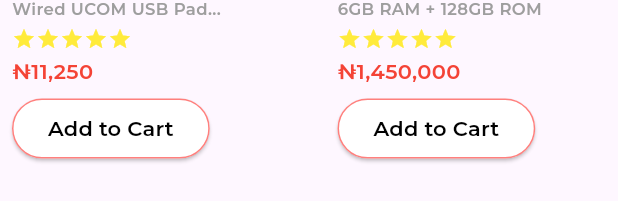
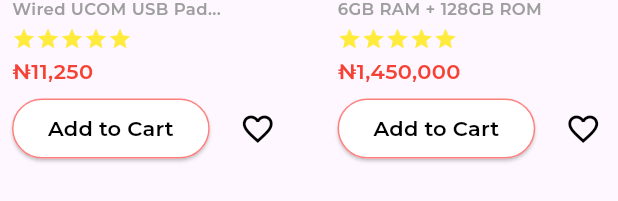
Before and after one commit to Kellytomi/malltiverse, a Flutter app: the ProductSection widget shown alone on an empty page, opened directly, after a tap on "Add to Cart", on a phone screen of 412 x 824 dp. Shown: the part 347-548 px from the top of the screen. Run offline on Flutter 3.47's test engine with Material 3 defaults, Android fonts, the phone set to English and light mode, and no system bars; our stand-ins replace badges, lottie; project files that could hold a hidden picture were left out.

Commit message:
added wishlist page

```diff
--- a/lib/cart_page.dart
+++ b/lib/cart_page.dart
@@ -1,7 +1,7 @@
 // cart_page.dart
 import 'package:flutter/material.dart';
 import 'package:provider/provider.dart';
-import 'product.dart';
+import 'products.dart';
 import 'cart_provider.dart';
 import 'package:intl/intl.dart';
 
--- a/lib/cart_provider.dart
+++ b/lib/cart_provider.dart
@@ -1,6 +1,6 @@
 // cart_provider.dart
 import 'package:flutter/material.dart';
-import 'product.dart';
+import 'products.dart';
 
 class CartProvider with ChangeNotifier {
   final Map<Product, int> _cartItems = {};
--- a/lib/custom_nav_bar.dart
+++ b/lib/custom_nav_bar.dart
@@ -34,15 +34,16 @@ class CustomNavBar extends StatelessWidget {
       child: Row(
         mainAxisAlignment: MainAxisAlignment.spaceAround,
         children: [
-          _buildNavBarItem(0, 'assets/icons/home.png'),
-          _buildNavBarItem(1, 'assets/icons/cart1.png', showCounter: true),
-          _buildNavBarItem(2, 'assets/icons/checkout1.png'),
+          _buildNavBarItem(context, 0, 'assets/icons/home.png'),
+          _buildNavBarItem(context, 1, 'assets/icons/cart1.png', showCounter: true),
+          _buildNavBarItem(context, 2, 'assets/icons/checkout1.png'),
+          _buildNavBarItem(context, 3, 'assets/icons/profile.png'),  // Update index for profile icon
         ],
       ),
     );
   }
 
-  Widget _buildNavBarItem(int index, String assetPath, {bool showCounter = false}) {
+  Widget _buildNavBarItem(BuildContext context, int index, String assetPath, {bool showCounter = false}) {
     return GestureDetector(
       onTap: () => onItemTapped(index),
       child: Stack(
--- a/lib/home_page.dart
+++ b/lib/home_page.dart
@@ -1,8 +1,8 @@
-// home_page.dart
 import 'package:flutter/material.dart';
 import 'package:provider/provider.dart';
-import 'product.dart';
+import 'products.dart';  // Ensure the correct import path for products.dart
 import 'cart_provider.dart';
+import 'saved_items_provider.dart';  // Import the SavedItemsProvider
 
 class HomePage extends StatelessWidget {
   const HomePage({super.key});
@@ -153,11 +153,13 @@ class ProductSection extends StatelessWidget {
   @override
   Widget build(BuildContext context) {
     final cartProvider = Provider.of<CartProvider>(context);
+    final savedItemsProvider = Provider.of<SavedItemsProvider>(context);
 
     return SingleChildScrollView(
       scrollDirection: Axis.horizontal,
       child: Row(
         children: products.map((product) {
+          final isSaved = savedItemsProvider.isSaved(product);
           return Padding(
             padding: const EdgeInsets.symmetric(horizontal: 8.0),
             child: Column(
@@ -190,6 +192,8 @@ class ProductSection extends StatelessWidget {
                 const SizedBox(height: 4),
                 Text(product.price, style: const TextStyle(fontFamily: 'Montserrat', fontWeight: FontWeight.w400, color: Colors.red)),
                 const SizedBox(height: 4),
+                Row(
+                  children: [
                     ElevatedButton(
                       onPressed: () {
                         cartProvider.addItemToCart(product);
@@ -201,6 +205,22 @@ class ProductSection extends StatelessWidget {
                       ),
                       child: const Text('Add to Cart', style: TextStyle(fontFamily: 'Montserrat', fontWeight: FontWeight.w400)),
                     ),
+                    const SizedBox(width: 8),
+                    IconButton(
+                      icon: Icon(
+                        isSaved ? Icons.favorite : Icons.favorite_border,
+                        color: isSaved ? Colors.red : Colors.black,
+                      ),
+                      onPressed: () {
+                        if (isSaved) {
+                          savedItemsProvider.removeItemFromSaved(product);
+                        } else {
+                          savedItemsProvider.addItemToSaved(product);
+                        }
+                      },
+                    ),
+                  ],
+                ),
               ],
             ),
           );
--- a/lib/main.dart
+++ b/lib/main.dart
@@ -1,4 +1,3 @@
-// main.dart
 import 'package:flutter/material.dart';
 import 'package:provider/provider.dart';
 import 'home_page.dart';
@@ -8,11 +7,16 @@ import 'payment_page.dart';
 import 'payment_success_page.dart';
 import 'custom_nav_bar.dart';
 import 'cart_provider.dart';
+import 'profile_page.dart';
+import 'saved_items_provider.dart';  // Import the SavedItemsProvider
 
 void main() {
   runApp(
-    ChangeNotifierProvider(
-      create: (context) => CartProvider(),
+    MultiProvider(
+      providers: [
+        ChangeNotifierProvider(create: (context) => CartProvider()),
+        ChangeNotifierProvider(create: (context) => SavedItemsProvider()),  // Provide the SavedItemsProvider
+      ],
       child: const MyApp(),
     ),
   );
@@ -35,6 +39,7 @@ class MyApp extends StatelessWidget {
         '/checkout': (context) => const MainPage(selectedIndex: 2),
         '/payment': (context) => const PaymentPage(),
         '/payment_success': (context) => const PaymentSuccessPage(),
+        '/profile': (context) => const MainPage(selectedIndex: 3),  // Add profile route
       },
     );
   }
@@ -57,6 +62,7 @@ class _MainPageState extends State<MainPage> {
     const HomePage(),
     const CartPage(),
     const CheckoutPage(),
+    const ProfilePage(), // Add ProfilePage to the pages list
   ];
 
   @override
@@ -94,7 +100,9 @@ class _MainPageState extends State<MainPage> {
         title: Text(
           _selectedIndex == 0
               ? 'Product List'
-              : (_selectedIndex == 1 ? 'My Cart' : 'Checkout'),
+              : (_selectedIndex == 1
+                  ? 'My Cart'
+                  : (_selectedIndex == 2 ? 'Checkout' : 'Profile')),
           style: const TextStyle(
             color: Colors.black,
             fontSize: 20,
--- /dev/null
+++ b/lib/saved_items_provider.dart
@@ -0,0 +1,22 @@
+import 'package:flutter/material.dart';
+import 'products.dart';  // Ensure this import path is correct
+
+class SavedItemsProvider with ChangeNotifier {
+  final List<Product> _savedItems = [];
+
+  List<Product> get savedItems => _savedItems;
+
+  void addItemToSaved(Product product) {
+    _savedItems.add(product);
+    notifyListeners();
+  }
+
+  void removeItemFromSaved(Product product) {
+    _savedItems.remove(product);
+    notifyListeners();
+  }
+
+  bool isSaved(Product product) {
+    return _savedItems.contains(product);
+  }
+}
--- a/pubspec.yaml
+++ b/pubspec.yaml
@@ -63,6 +63,7 @@ flutter:
     - assets/icons/home.png
     - assets/icons/cart1.png
     - assets/icons/checkout1.png
+    - assets/icons/profile.png
     - assets/icons/Malltiverse.png
     - assets/images/joystick.png
     - assets/images/iphone.png
```
Also changed, not shown: lib/profile_page.dart (added, +108 -0 lines), lib/saved_items_page.dart (added, +110 -0 lines), assets/icons/Profile.png (added), lib/navigation_helper.dart (renamed from lib/your_navigation_helper.dart), lib/products.dart (renamed from lib/product.dart). Lines whose indentation alone changed are shown as unchanged.
